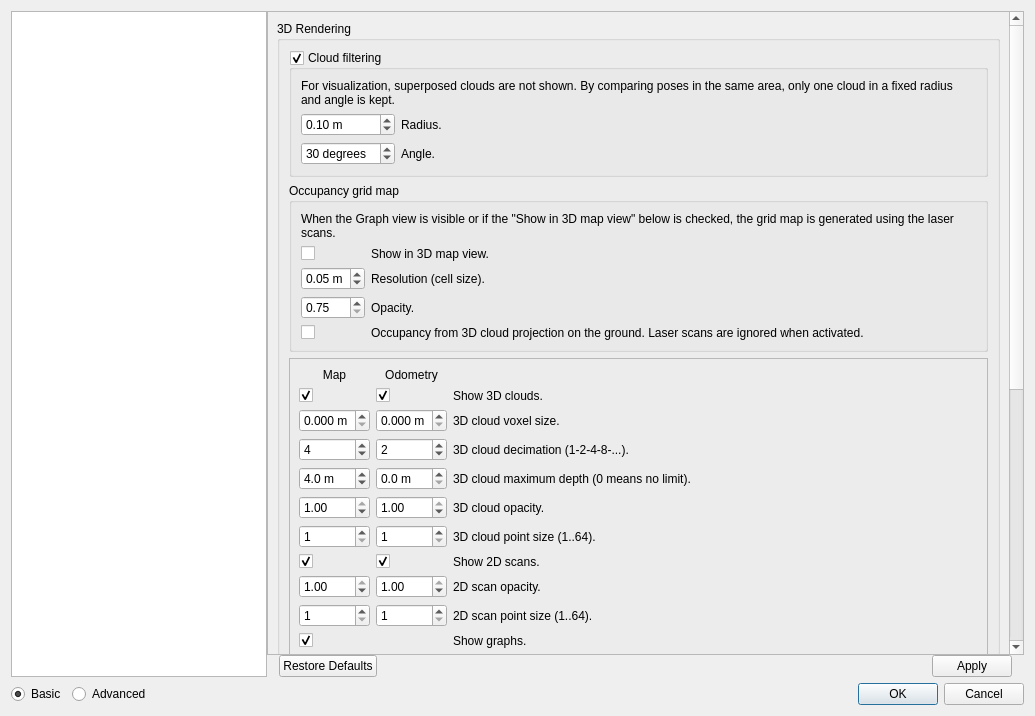
Old version of the form guilib/src/ui/preferencesDialog.ui in the repository introlab/rtabmap.
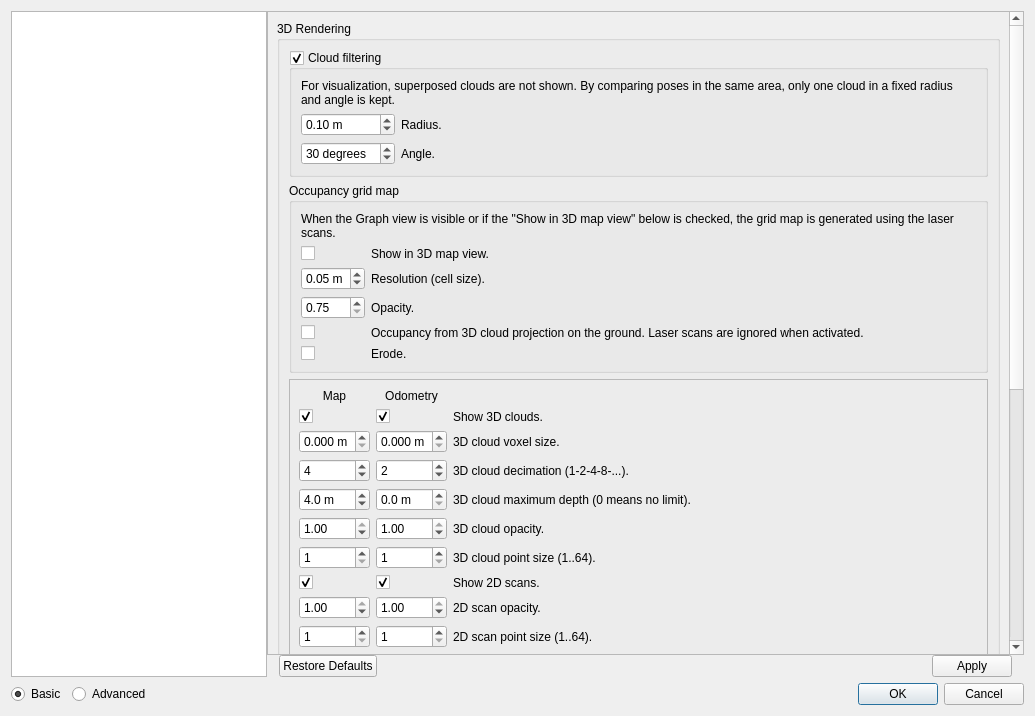
New version of the form. The open tabs and pages were chosen to show the change. Icons and pictures are not drawn. Custom widgets are drawn as their Qt base class.

Commit message: Grid map: added "erode" option

The edit to the form file:
```diff
--- a/guilib/src/ui/preferencesDialog.ui
+++ b/guilib/src/ui/preferencesDialog.ui
@@ -63,9 +63,9 @@
           <property name="geometry">
            <rect>
             <x>0</x>
-            <y>-171</y>
+            <y>0</y>
             <width>744</width>
-            <height>1389</height>
+            <height>1110</height>
            </rect>
           </property>
           <layout class="QVBoxLayout" name="verticalLayout_16">
@@ -504,6 +504,26 @@
                            </property>
                           </widget>
                          </item>
+                         <item row="4" column="1">
+                          <widget class="QLabel" name="label_224">
+                           <property name="text">
+                            <string>Erode.</string>
+                           </property>
+                           <property name="wordWrap">
+                            <bool>true</bool>
+                           </property>
+                          </widget>
+                         </item>
+                         <item row="4" column="0">
+                          <widget class="QCheckBox" name="checkBox_map_erode">
+                           <property name="text">
+                            <string/>
+                           </property>
+                           <property name="checked">
+                            <bool>false</bool>
+                           </property>
+                          </widget>
+                         </item>
                         </layout>
                        </item>
                       </layout>
```
Left out of the diff: 34 changed lines with no effect on the pictures. The commit also changes 7 other files.
